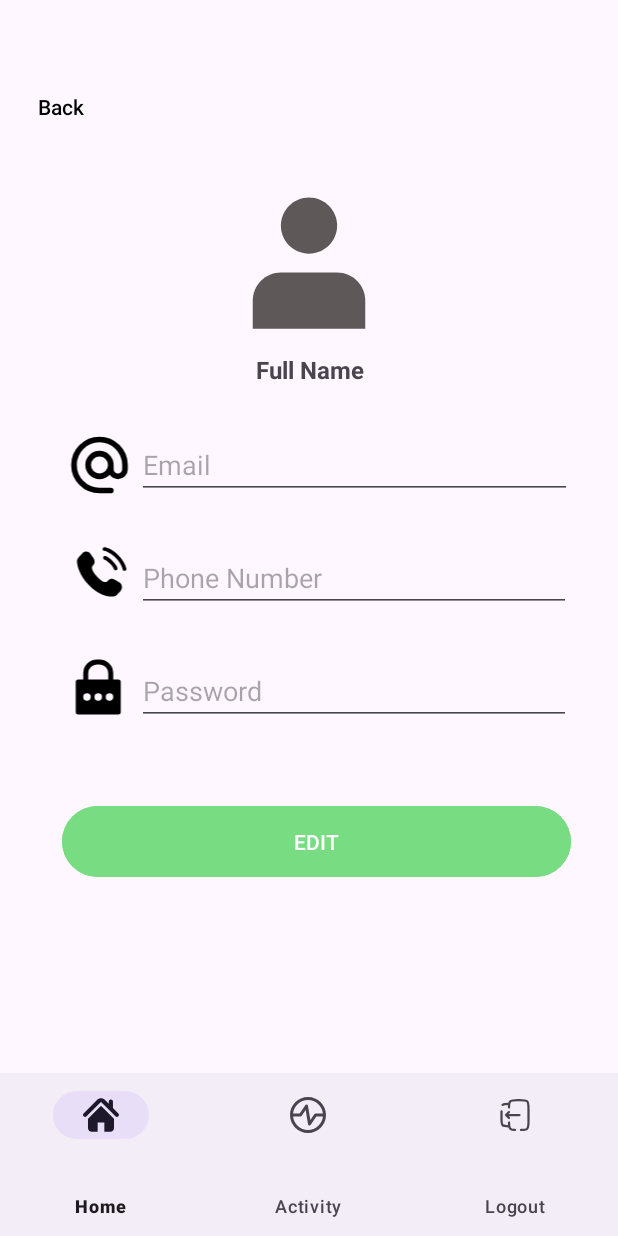
After one commit to strl3n/Health-For-You, an Android app: the ProfileFragment screen opened through its navigation route, on a phone screen of 412 x 824 dp. The commit adds this screen. Run offline under Robolectric (Android 15) with nearby library versions, the phone set to English and light mode, and no system bars.

Commit message:
Reset Pass, Profile Page

```diff
--- a/app/src/main/java/com/istts/healthforyou/LoginFragment.kt
+++ b/app/src/main/java/com/istts/healthforyou/LoginFragment.kt
@@ -55,6 +55,11 @@
             findNavController().navigate(R.id.action_loginFragment_to_registerFragment)
         }
 
+        // Ini buat waktu tulisan LUPA PASSWORD diklik pindah ke halaman Forgot Password
+        binding.btnGoLupaPassword.setOnClickListener(){
+            findNavController().navigate(R.id.action_loginFragment_to_forgotPasswordFragment)
+        }
+
         return binding.root
     }
 }
--- a/app/src/main/java/com/istts/healthforyou/MainFragment.kt
+++ b/app/src/main/java/com/istts/healthforyou/MainFragment.kt
@@ -6,6 +6,7 @@
 import android.view.View
 import android.view.ViewGroup
 import android.widget.Toast
+import androidx.navigation.fragment.findNavController
 import com.istts.healthforyou.databinding.FragmentMainBinding
 
 class MainFragment : Fragment() {
@@ -15,6 +16,10 @@
         savedInstanceState: Bundle?
     ): View? {
         binding = FragmentMainBinding.inflate(inflater, container, false)
+
+        binding.profile.setOnClickListener(){
+            findNavController().navigate(R.id.action_mainFragment_to_profileFragment)
+        }
 
         binding.btnKontrolKesehatan.setOnClickListener(){
             Toast.makeText(requireContext(), "Kontrol Kesehatan", Toast.LENGTH_SHORT).show()
--- /dev/null
+++ b/app/src/main/java/com/istts/healthforyou/ProfileFragment.kt
@@ -0,0 +1,27 @@
+package com.istts.healthforyou
+
+import android.os.Bundle
+import androidx.fragment.app.Fragment
+import android.view.LayoutInflater
+import android.view.View
+import android.view.ViewGroup
+import androidx.navigation.fragment.findNavController
+import com.istts.healthforyou.databinding.FragmentForgotPasswordBinding
+import com.istts.healthforyou.databinding.FragmentProfileBinding
+
+class ProfileFragment : Fragment() {
+    private lateinit var binding: FragmentProfileBinding
+
+    override fun onCreateView(
+        inflater: LayoutInflater, container: ViewGroup?,
+        savedInstanceState: Bundle?
+    ): View? {
+        binding = FragmentProfileBinding.inflate(inflater, container, false)
+
+        binding.btnBack.setOnClickListener() {
+            requireActivity().onBackPressedDispatcher.onBackPressed()
+        }
+
+        return binding.root
+    }
+}
--- a/app/src/main/res/layout/fragment_main.xml
+++ b/app/src/main/res/layout/fragment_main.xml
@@ -20,9 +20,11 @@
         app:layout_constraintTop_toTopOf="parent" />
 
     <ImageView
+        android:id="@+id/profile"
         android:layout_width="30dp"
         android:layout_height="30dp"
         android:layout_marginTop="36dp"
+        android:clickable="true"
         android:src="@drawable/user_login_logo"
         app:layout_constraintEnd_toEndOf="parent"
         app:layout_constraintHorizontal_bias="0.041"
--- /dev/null
+++ b/app/src/main/res/layout/fragment_profile.xml
@@ -0,0 +1,123 @@
+<?xml version="1.0" encoding="utf-8"?>
+<LinearLayout xmlns:android="http://schemas.android.com/apk/res/android"
+    xmlns:app="http://schemas.android.com/apk/res-auto"
+    xmlns:tools="http://schemas.android.com/tools"
+    android:layout_width="match_parent"
+    android:layout_height="match_parent"
+    android:orientation="vertical"
+    tools:context=".ProfileFragment">
+
+
+    <Button
+        android:id="@+id/btnBack"
+        android:layout_width="match_parent"
+        android:layout_height="wrap_content"
+        android:backgroundTint="#00FFFFFF"
+        android:text="Back"
+        android:textAlignment="textStart"
+        android:textColor="#000000"
+        android:textSize="14sp" />
+
+    <ImageView
+        android:id="@+id/imageView"
+        android:layout_width="wrap_content"
+        android:layout_height="wrap_content"
+        android:layout_gravity="center_horizontal"
+        android:layout_marginTop="30dp"
+        android:src="@drawable/user_login_logo" />
+
+    <TextView
+        android:id="@+id/name"
+        android:layout_width="match_parent"
+        android:layout_height="wrap_content"
+        android:layout_marginTop="10dp"
+        android:text="Full Name"
+        android:textAlignment="center"
+        android:textSize="16sp"
+        android:textStyle="bold" />
+
+    <LinearLayout
+        android:layout_width="wrap_content"
+        android:layout_height="wrap_content"
+        android:layout_marginLeft="40dp"
+        android:layout_marginTop="30dp"
+        android:orientation="horizontal">
+
+        <ImageView
+            android:id="@+id/email_logo_register"
+            android:layout_width="50dp"
+            android:layout_height="match_parent"
+            android:layout_weight="1"
+            android:src="@drawable/email_logo" />
+
+        <EditText
+            android:id="@+id/registerEmail"
+            android:layout_width="290dp"
+            android:layout_height="wrap_content"
+            android:layout_weight="1"
+            android:ems="10"
+            android:hint="Email"
+            android:inputType="text" />
+    </LinearLayout>
+
+    <LinearLayout
+        android:layout_width="match_parent"
+        android:layout_height="wrap_content"
+        android:layout_marginLeft="40dp"
+        android:layout_marginTop="30dp"
+        android:orientation="horizontal">
+
+        <ImageView
+            android:id="@+id/phone_logo_register"
+            android:layout_width="50dp"
+            android:layout_height="40dp"
+            android:layout_weight="1"
+            android:src="@drawable/user_phone_logo" />
+
+        <EditText
+            android:id="@+id/registerPhone"
+            android:layout_width="290dp"
+            android:layout_height="wrap_content"
+            android:layout_marginRight="30dp"
+            android:layout_weight="1"
+            android:ems="10"
+            android:hint="Phone Number"
+            android:inputType="number" />
+    </LinearLayout>
+
+    <LinearLayout
+        android:layout_width="match_parent"
+        android:layout_height="wrap_content"
+        android:layout_marginLeft="40dp"
+        android:layout_marginTop="30dp"
+        android:orientation="horizontal">
+
+        <ImageView
+            android:id="@+id/password_logo_register"
+            android:layout_width="50dp"
+            android:layout_height="40dp"
+            android:layout_weight="1"
+            android:src="@drawable/user_password_logo" />
+
+        <EditText
+            android:id="@+id/registerPassword"
+            android:layout_width="290dp"
+            android:layout_height="wrap_content"
+            android:layout_marginRight="30dp"
+            android:layout_weight="1"
+            android:ems="10"
+            android:hint="Password"
+            android:inputType="text|textPassword" />
+    </LinearLayout>
+
+    <Button
+        android:id="@+id/btnEdit"
+        android:layout_width="match_parent"
+        android:layout_height="55dp"
+        android:layout_marginLeft="40dp"
+        android:layout_marginTop="50dp"
+        android:layout_marginRight="30dp"
+        android:backgroundTint="#78DC82"
+        android:text="EDIT" />
+
+</LinearLayout>
--- a/app/src/main/res/layout/fragment_register.xml
+++ b/app/src/main/res/layout/fragment_register.xml
@@ -160,7 +160,7 @@
                 android:layout_weight="1"
                 android:ems="10"
                 android:hint="Password"
-                android:inputType="text" />
+                android:inputType="text|textPassword" />
         </LinearLayout>
 
         <FrameLayout
--- a/app/src/main/res/navigation/navigation_main_menu.xml
+++ b/app/src/main/res/navigation/navigation_main_menu.xml
@@ -9,5 +9,14 @@
         android:id="@+id/mainFragment"
         android:name="com.istts.healthforyou.MainFragment"
         android:label="fragment_main"
-        tools:layout="@layout/fragment_main" />
+        tools:layout="@layout/fragment_main" >
+        <action
+            android:id="@+id/action_mainFragment_to_profileFragment"
+            app:destination="@id/profileFragment" />
+    </fragment>
+    <fragment
+        android:id="@+id/profileFragment"
+        android:name="com.istts.healthforyou.ProfileFragment"
+        android:label="fragment_profile"
+        tools:layout="@layout/fragment_profile" />
 </navigation>
```
Also changed, not shown: app/src/main/java/com/istts/healthforyou/ForgotPasswordFragment.kt (added, +27 -0 lines), app/src/main/res/layout/fragment_forgot_password.xml (added, +89 -0 lines), app/src/main/res/navigation/navigation_login_register.xml (+12 -0 lines).
